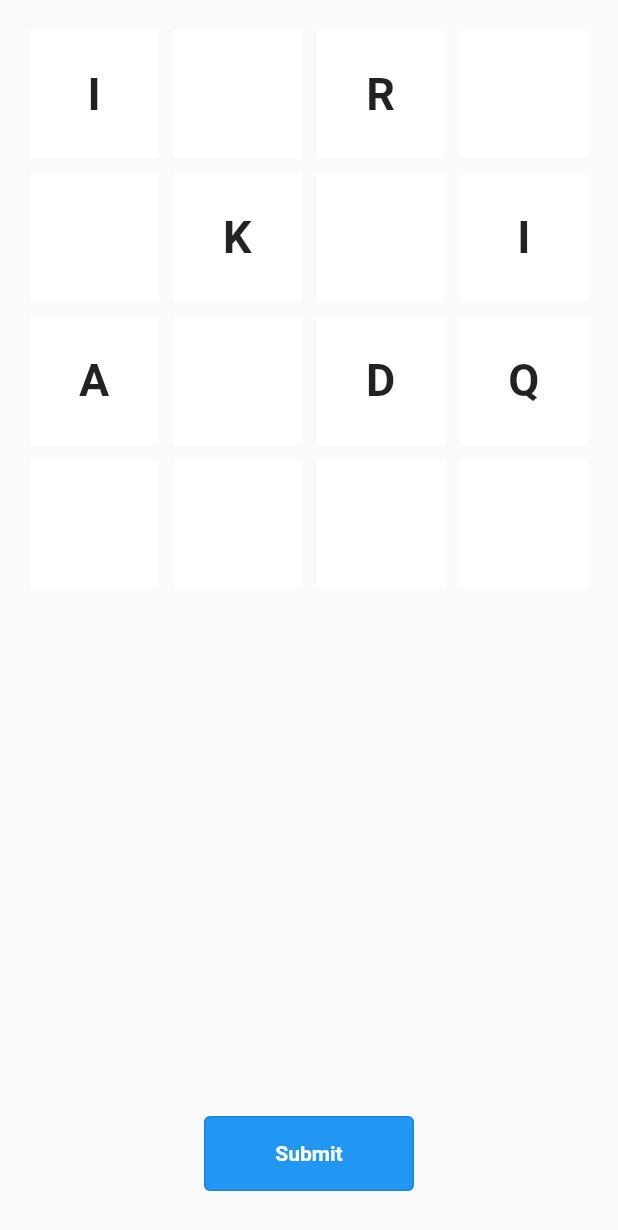
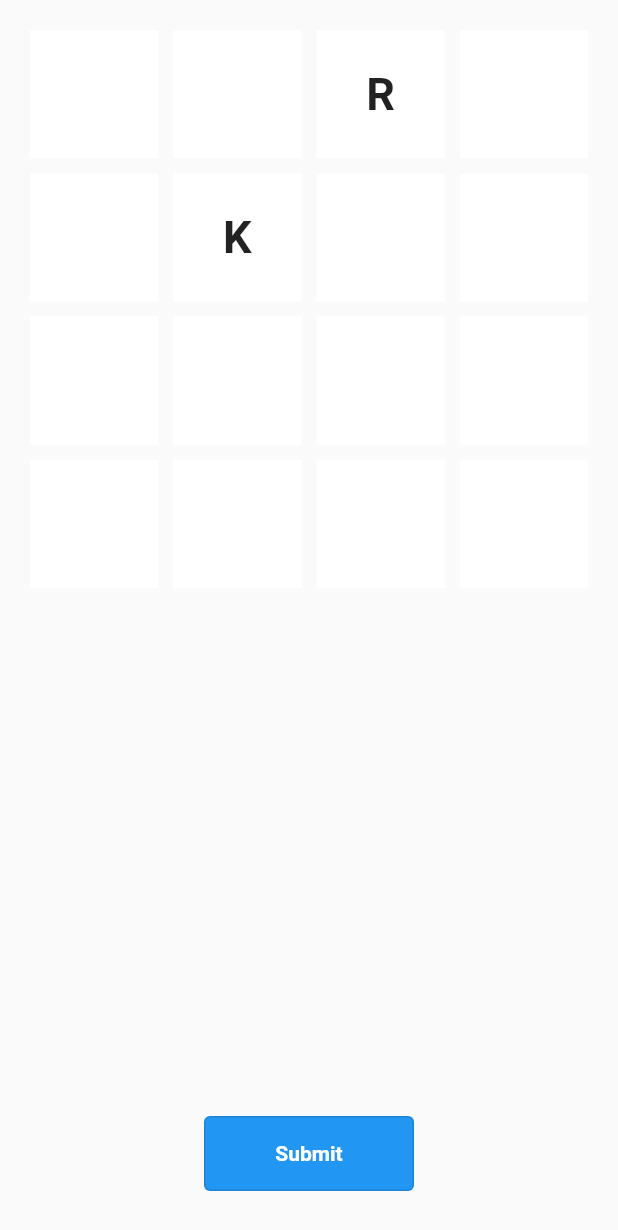
Before and after one commit to aiur100/wordingly, a Flutter app: the screen it shows after launch, on a phone screen of 412 x 824 dp. Shown: the top 1230 px of the screen. Run offline on Flutter 3.47's test engine with Material 2 defaults, Android fonts, the phone set to English and light mode, and no system bars.

Commit message:
letter box improvement

```diff
--- a/lib/main.dart
+++ b/lib/main.dart
@@ -338,7 +338,7 @@ class _MyHomePageState extends State<MyHomePage> {
         callback: (val) => addLetterToWord(val),
       )
     ];
-    var period = const Duration(seconds: 1);
+    var period = const Duration(seconds: 3);
     timer = Timer.periodic(period, (arg) {
       setLetterInList();
     });
```
